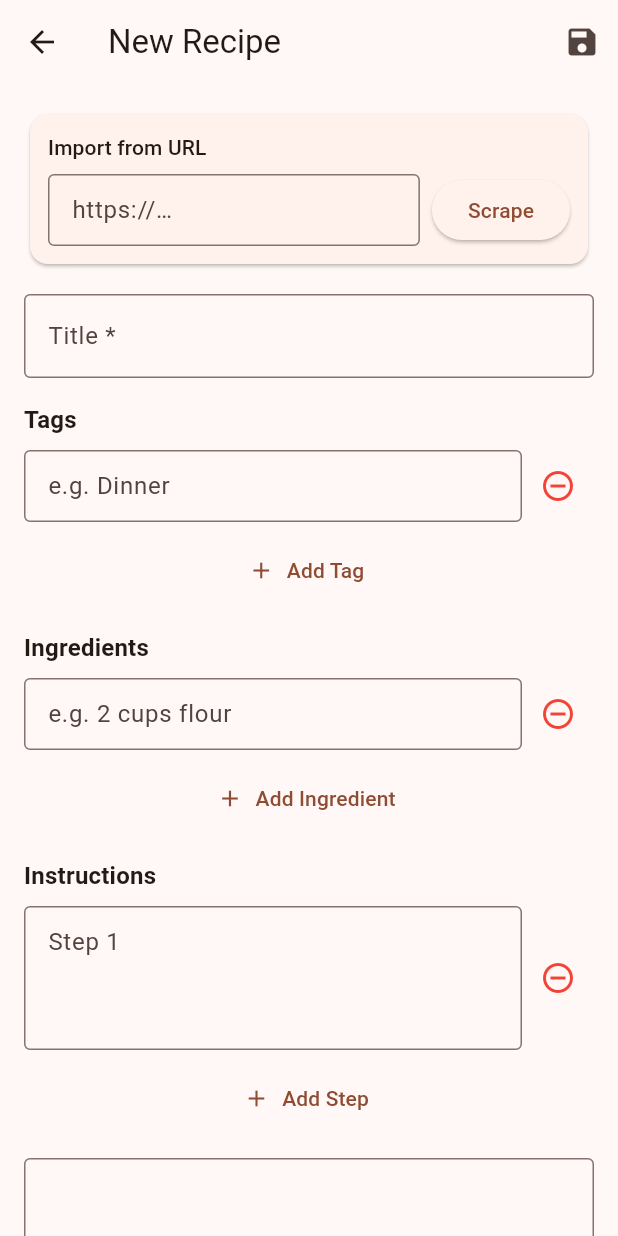
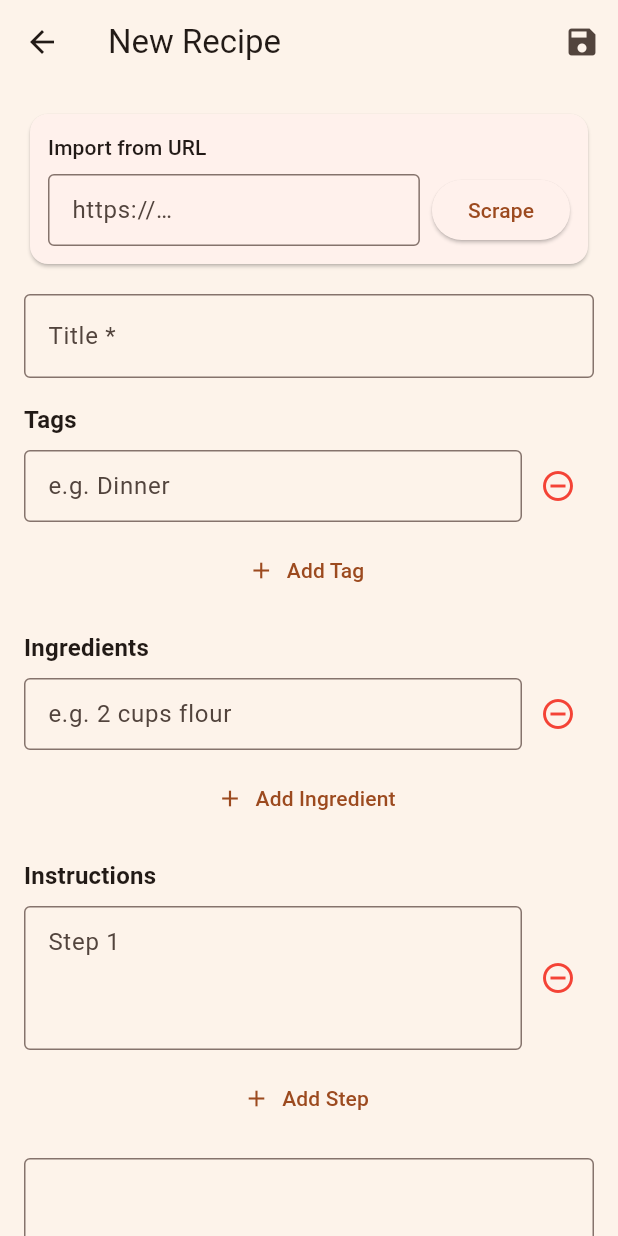
Before and after one commit to valueforvalue/Gourmet_Recipe_Tracker, a Flutter app: the screen it shows after launch, after a tap on the "add" icon, on a phone screen of 412 x 824 dp. Run offline on Flutter 3.47's test engine with Material 3 defaults, Android fonts, the light colour scheme and no system bars; our stand-ins replace shared_preferences.

Commit message:
feat: Flutter seasonal color themes (#12)
theme/ module with 4 season palettes matching web CSS; seasonFromMonth + test

```diff
--- a/flutter_app/lib/main.dart
+++ b/flutter_app/lib/main.dart
@@ -6,6 +6,8 @@
 import 'package:flutter/material.dart';
 import 'screens/recipe_list_screen.dart';
 import 'screens/cookbook_screen.dart';
+import 'theme/app_theme.dart';
+import 'theme/season.dart';
 
 void main() {
   WidgetsFlutterBinding.ensureInitialized();
@@ -20,10 +22,7 @@ class RecipeTrackerApp extends StatelessWidget {
     return MaterialApp(
       title: 'Recipe Tracker',
       debugShowCheckedModeBanner: false,
-      theme: ThemeData(
-        colorScheme: ColorScheme.fromSeed(seedColor: Colors.brown),
-        useMaterial3: true,
-      ),
+      theme: themeFor(currentSeason()),
       home: const _MainShell(),
     );
   }
--- /dev/null
+++ b/flutter_app/lib/theme/season.dart
@@ -0,0 +1,17 @@
+// File: lib/theme/season.dart
+//
+// Maps the current month to a season (northern-hemisphere, astronomical).
+// Mirrors the web UI's data-theme logic in web/src/Main.elm.
+
+enum Season { spring, summer, autumn, winter }
+
+/// Returns the season for a 1-based month (1 = January).
+Season seasonFromMonth(int month) {
+  if (month >= 3 && month <= 5) return Season.spring;
+  if (month >= 6 && month <= 8) return Season.summer;
+  if (month >= 9 && month <= 11) return Season.autumn;
+  return Season.winter;
+}
+
+/// Season for the current calendar date.
+Season currentSeason() => seasonFromMonth(DateTime.now().month);
```
Also changed, not shown: flutter_app/lib/theme/app_theme.dart (added, +67 -0 lines), 3 other files.
